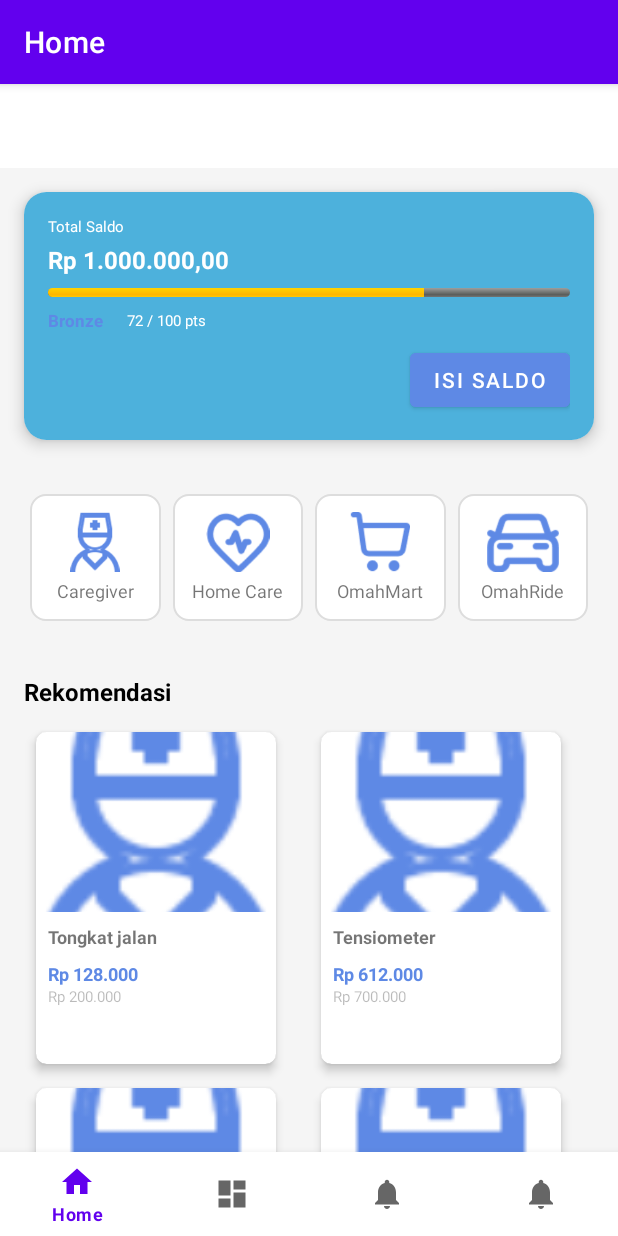
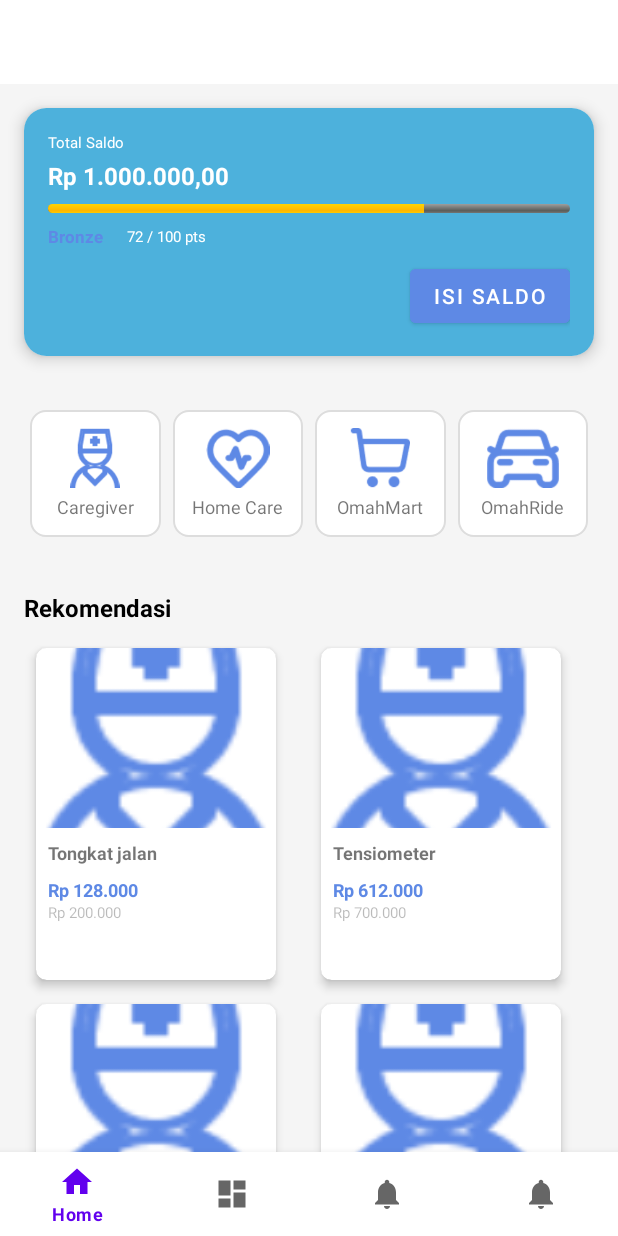
Before and after one commit to Then1ck/OmahCare, an Android app: the screen it shows after launch (MainActivity), on a phone screen of 412 x 824 dp. Run offline under Robolectric (Android 15) with nearby library versions, the phone set to English and light mode, and no system bars; our stand-ins replace navigation-ui.

Commit message:
Removed Top Bar

```diff
--- a/app/src/main/java/com/example/myapplication/MainActivity.java
+++ b/app/src/main/java/com/example/myapplication/MainActivity.java
@@ -30,7 +30,7 @@ public class MainActivity extends AppCompatActivity {
                 R.id.navigation_home, R.id.navigation_article, R.id.navigation_activity, R.id.navigation_profile)
                 .build();
         NavController navController = Navigation.findNavController(this, R.id.nav_host_fragment_activity_main);
-        NavigationUI.setupActionBarWithNavController(this, navController, appBarConfiguration);
+//        NavigationUI.setupActionBarWithNavController(this, navController, appBarConfiguration);
         NavigationUI.setupWithNavController(binding.navView, navController);
     }
 
--- a/app/src/main/res/values-night/themes.xml
+++ b/app/src/main/res/values-night/themes.xml
@@ -1,6 +1,6 @@
 <resources xmlns:tools="http://schemas.android.com/tools">
     <!-- Base application theme. -->
-    <style name="Theme.MyApplication" parent="Theme.MaterialComponents.DayNight.DarkActionBar">
+    <style name="Theme.MyApplication" parent="Theme.MaterialComponents.DayNight.NoActionBar">
         <!-- Primary brand color. -->
         <item name="colorPrimary">@color/purple_200</item>
         <item name="colorPrimaryVariant">@color/purple_700</item>
--- a/app/src/main/res/values/themes.xml
+++ b/app/src/main/res/values/themes.xml
@@ -1,6 +1,6 @@
 <resources xmlns:tools="http://schemas.android.com/tools">
     <!-- Base application theme. -->
-    <style name="Theme.MyApplication" parent="Theme.MaterialComponents.DayNight.DarkActionBar">
+    <style name="Theme.MyApplication" parent="Theme.MaterialComponents.DayNight.NoActionBar">
         <!-- Primary brand color. -->
         <item name="colorPrimary">@color/purple_500</item>
         <item name="colorPrimaryVariant">@color/purple_700</item>
```
